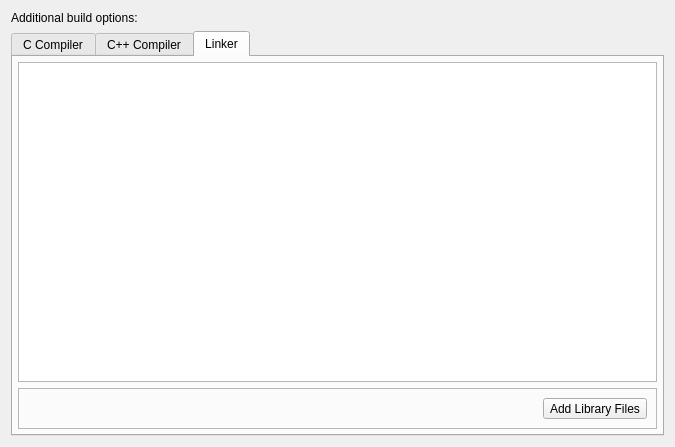
Above: RedPandaIDE/settingsdialog/projectcompileparamaterswidget.ui from royqh1979/RedPanda-CPP before the change. Below: the same form after it.
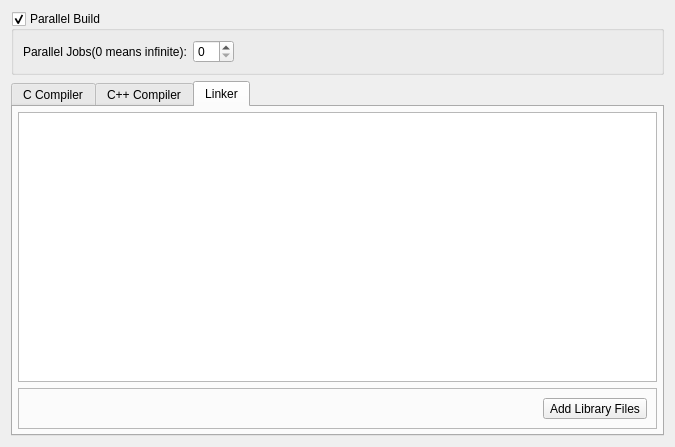
That is the form after the change. Icons and pictures are not drawn.

Commit message: - fix: When start parsing and exit app, app may crash   - enhancement: add "Allow parallel build" option in project option dialog's custom compile options page   - fix: crash when rename project file   - fix: When remove project file, symbols in it not correctly removed from code parser   - fix: infos in class browser (structure panel) not correctly updated when add/create/remove/rename project files

Patch:
```diff
--- a/RedPandaIDE/settingsdialog/projectcompileparamaterswidget.ui
+++ b/RedPandaIDE/settingsdialog/projectcompileparamaterswidget.ui
@@ -15,10 +15,38 @@
   </property>
   <layout class="QVBoxLayout" name="verticalLayout">
    <item>
-    <widget class="QLabel" name="label">
-     <property name="text">
-      <string>Additional build options:</string>
+    <widget class="QGroupBox" name="grpAllowParallelBuilding">
+     <property name="title">
+      <string>Parallel Build</string>
      </property>
+     <property name="checkable">
+      <bool>true</bool>
+     </property>
+     <layout class="QHBoxLayout" name="horizontalLayout_4">
+      <item>
+       <widget class="QLabel" name="label">
+        <property name="text">
+         <string>Parallel Jobs(0 means infinite):</string>
+        </property>
+       </widget>
+      </item>
+      <item>
+       <widget class="QSpinBox" name="spinParallelJobs"/>
+      </item>
+      <item>
+       <spacer name="horizontalSpacer_2">
+        <property name="orientation">
+         <enum>Qt::Horizontal</enum>
+        </property>
+        <property name="sizeHint" stdset="0">
+         <size>
+          <width>40</width>
+          <height>20</height>
+         </size>
+        </property>
+       </spacer>
+      </item>
+     </layout>
     </widget>
    </item>
    <item>
```
The commit also changes 14 other files.
